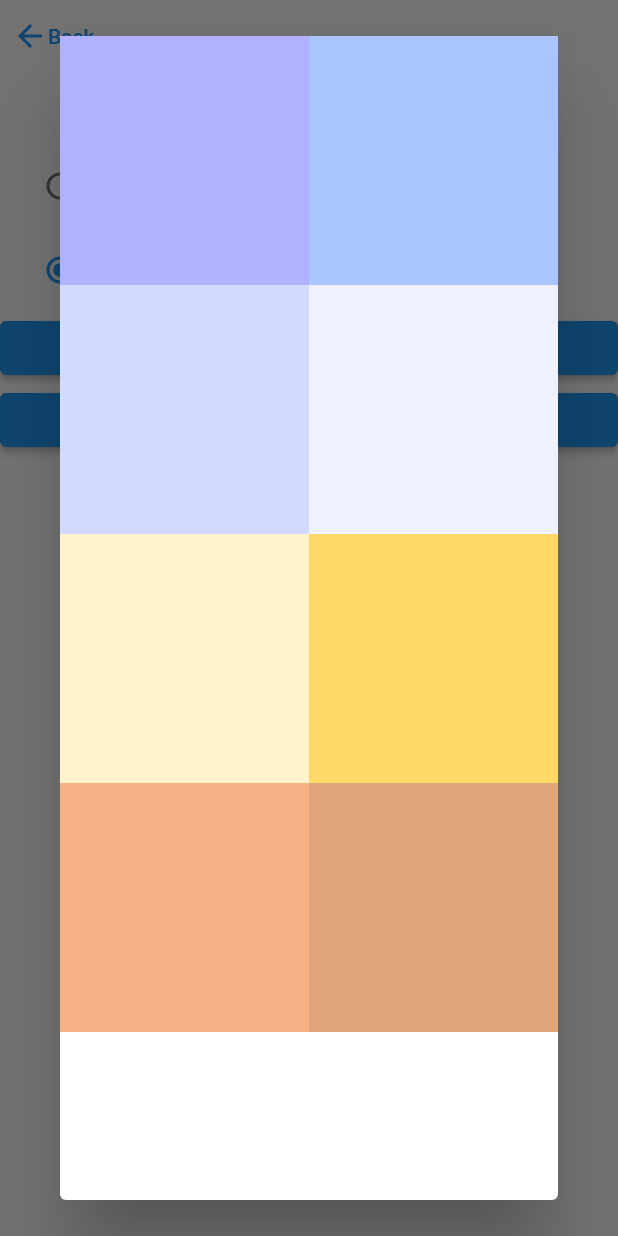
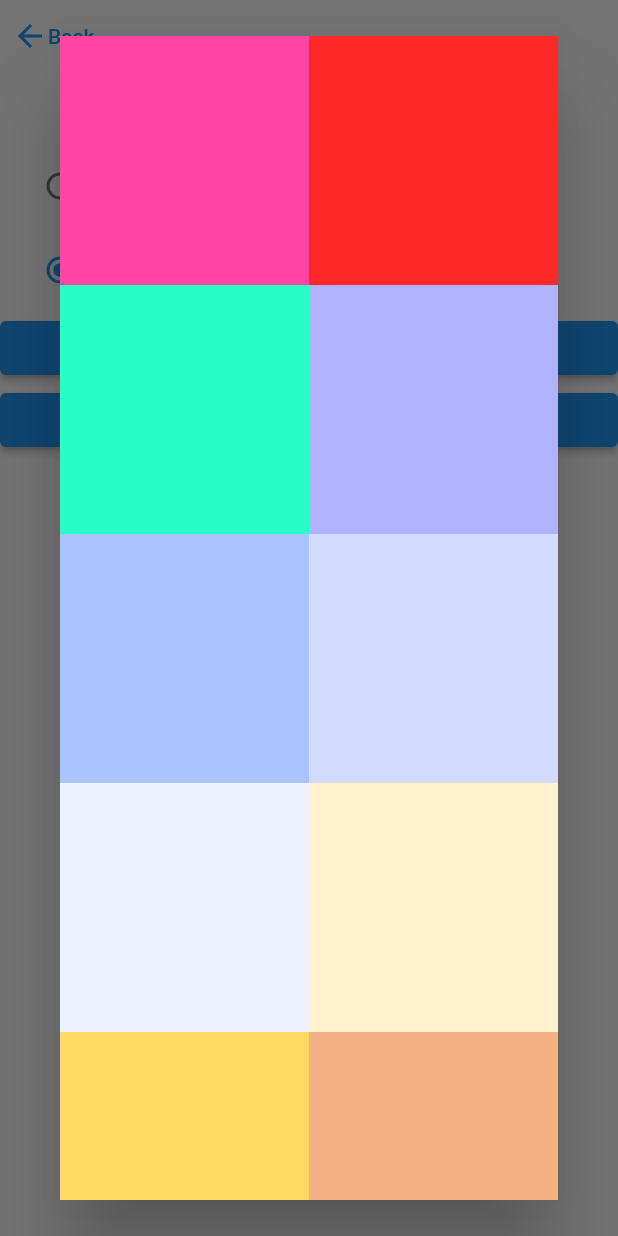
Before and after one commit to dbwpghks56/watchTest, a Flutter app: the SetTimerScreen screen opened directly, after a tap on "띠 혹은 원 색", on a phone screen of 412 x 824 dp. Run offline on Flutter 3.47's test engine with Material 2 defaults, Android fonts, the phone set to English and light mode, and no system bars; our stand-ins replace get, shared_preferences, sprintf; missing offline and left inert: wear; accounts and stored records are empty.

Commit message:
색 추가

```diff
--- a/lib/screens/set_timer_screen.dart
+++ b/lib/screens/set_timer_screen.dart
@@ -32,7 +32,9 @@ class SetTimerScreen extends StatelessWidget {
 
   @override
   Widget build(BuildContext context) {
-    var colorList = [const Color(0xffB1B2FF), const Color(0xffAAC4FF), const Color(0xffD2DAFF), const Color(0xffEEF1FF),
+    var colorList = [const Color(0xff284FFF),const Color(0xffFFFFFF),const Color(0xff1A1A1A),const Color(0xffB1B2FF), const Color(0xffAAC4FF), const Color(0xffD2DAFF), const Color(0xffEEF1FF),
+      const Color(0xffFFF2CC), const Color(0xffFFD966), const Color(0xffF4B183), const Color(0xffDFA67B)];
+    var colorListFront = [const Color(0xffFF44A1),const Color(0xffFF2828),const Color(0xff28FFC6),const Color(0xffB1B2FF), const Color(0xffAAC4FF), const Color(0xffD2DAFF), const Color(0xffEEF1FF),
       const Color(0xffFFF2CC), const Color(0xffFFD966), const Color(0xffF4B183), const Color(0xffDFA67B)];
     return Scaffold(
       body: Center(
@@ -170,15 +172,15 @@ class SetTimerScreen extends StatelessWidget {
                             width: MediaQuery.of(context).size.width,
                             child: GridView.count(
                               crossAxisCount: 2,
-                              children: List.generate(colorList.length, (index) {
+                              children: List.generate(colorListFront.length, (index) {
                                 return Center(
                                   child: Container(
-                                    color: colorList[index],
+                                    color: colorListFront[index],
                                     child: Obx(() {
                                       return InkWell(
                                         onTap: () async {
-                                          await setFrontTimerColor(colorList[index].value);
-                                          timerColor.frontTimerColor = colorList[index].value;
+                                          await setFrontTimerColor(colorListFront[index].value);
+                                          timerColor.frontTimerColor = colorListFront[index].value;
                                           Get.back();
                                         },
                                         focusColor: Color(timerColor.frontTimerColor),
```
